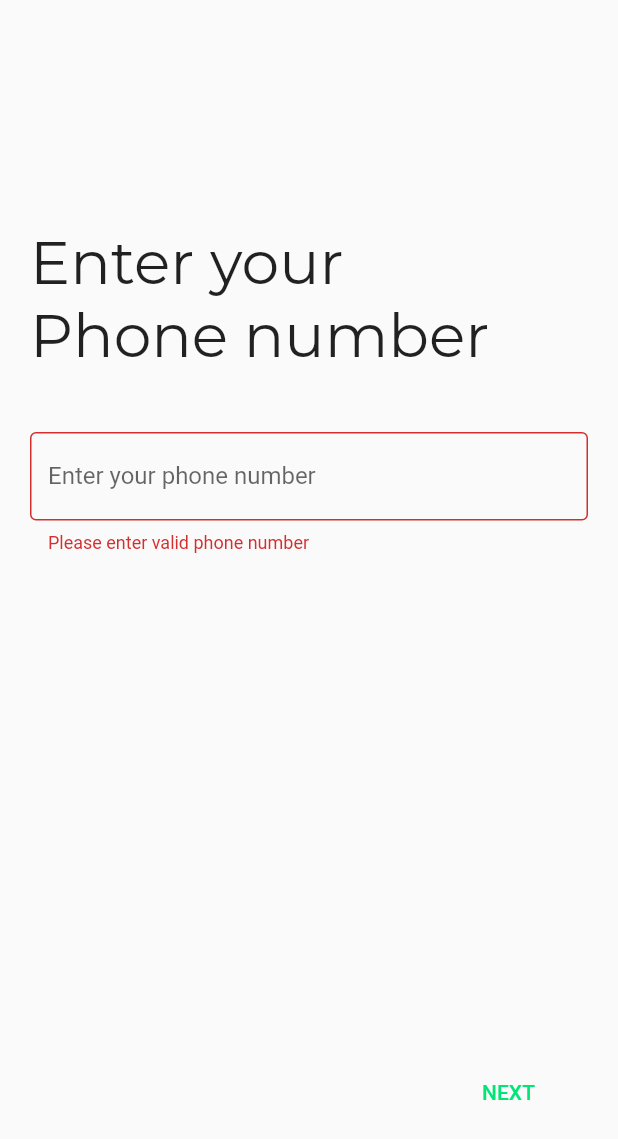
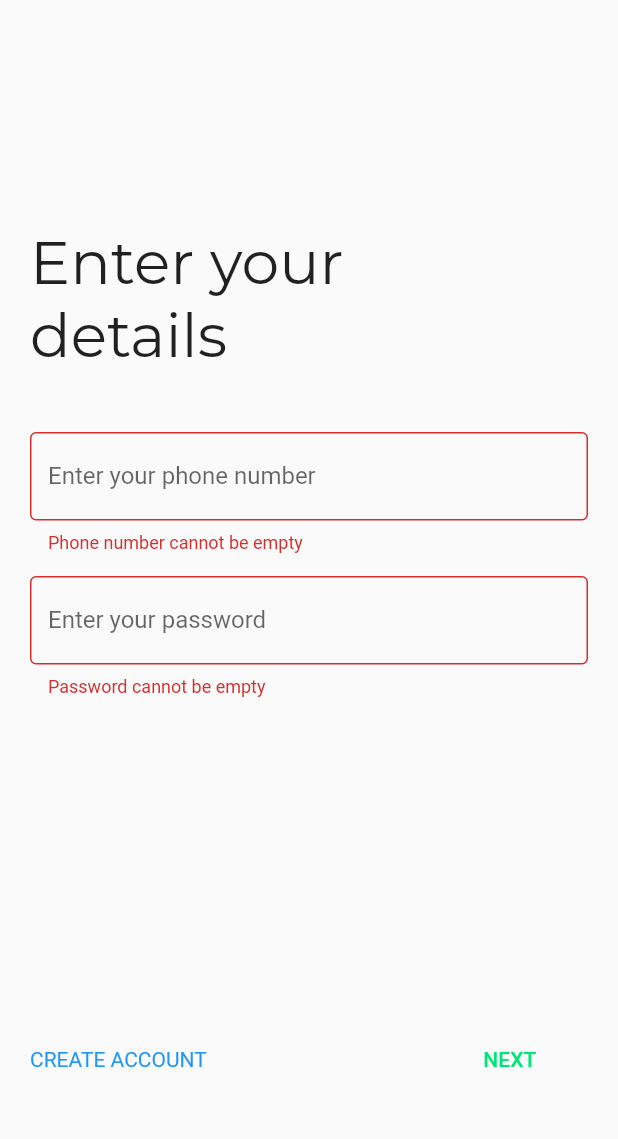
Before and after one commit to CodeMonk643/bbl, a Flutter app: the screen it shows after launch, after a tap on "User", after a tap on "NEXT", on a phone screen of 412 x 824 dp. Shown: the top 1139 px of the screen. Run offline on Flutter 3.47's test engine with Material 2 defaults, Android fonts, the phone set to English and light mode, and no system bars; our stand-ins replace google_fonts, syncfusion_flutter_sliders.

Commit message:
Final App

```diff
--- a/lib/screens/select.dart
+++ b/lib/screens/select.dart
@@ -1,4 +1,4 @@
-import 'package:bbl/screens/driver/login.dart';
+// import 'package:bbl/screens/driver/login.dart';
 import 'package:bbl/screens/user/user_sign.dart';
 import 'package:flutter/material.dart';
 import 'package:bbl/colors.dart';
@@ -12,10 +12,9 @@ class Select extends StatelessWidget {
     return Scaffold(
       body: SafeArea(
         child: Padding(
-          padding: const EdgeInsets.only(top: 300),
+          padding: const EdgeInsets.only(top: 350),
           child: Center(
-            child: Column(
-              children: [
+            child: Column(children: [
               ElevatedButton(
                 onPressed: () {
                   runApp(MaterialApp(
@@ -39,28 +38,28 @@ class Select extends StatelessWidget {
               SizedBox(
                 height: 20,
               ),
-                ElevatedButton(
-                  onPressed: () {
-                    runApp(MaterialApp(
-                      home: Login(),
-                      debugShowCheckedModeBanner: false,
-                      theme: ThemeData(
-                        primarySwatch: primSwat,
-                      ),
-                    ));
-                  },
-                  style: ElevatedButton.styleFrom(
-                      shape: StadiumBorder(),
-                      padding:
-                          EdgeInsets.symmetric(horizontal: 60, vertical: 20)),
-                  child: Text("Driver",
-                      style: GoogleFonts.montserrat(
-                          fontWeight: FontWeight.w700,
-                          color: Colors.white,
-                          fontSize: 25)),
-                )
-              ],
-            ),
+
+              // ],ElevatedButton(
+              //     onPressed: () {
+              //       runApp(MaterialApp(
+              //         home: Login(),
+              //         debugShowCheckedModeBanner: false,
+              //         theme: ThemeData(
+              //           primarySwatch: primSwat,
+              //         ),
+              //       ));
+              //     },
+              //     style: ElevatedButton.styleFrom(
+              //         shape: StadiumBorder(),
+              //         padding:
+              //             EdgeInsets.symmetric(horizontal: 60, vertical: 20)),
+              //     child: Text("Driver",
+              //         style: GoogleFonts.montserrat(
+              //             fontWeight: FontWeight.w700,
+              //             color: Colors.white,
+              //             fontSize: 25)),
+              //   )
+            ]),
           ),
         ),
       ),
--- a/lib/screens/user/user_sign.dart
+++ b/lib/screens/user/user_sign.dart
@@ -1,7 +1,12 @@
+import 'dart:convert';
+
 import 'package:bbl/colors.dart';
-import 'package:bbl/screens/user/user_pass.dart';
+import 'package:bbl/screens/user/schedule.dart';
 import 'package:flutter/material.dart';
 import 'package:google_fonts/google_fonts.dart';
+import 'package:http/http.dart';
+import 'package:bbl/services/auth_model.dart';
+import 'package:bbl/services/success_model.dart';
 
 class UserSign extends StatefulWidget {
   const UserSign({Key? key}) : super(key: key);
@@ -11,13 +16,56 @@ class UserSign extends StatefulWidget {
 }
 
 class _UserSignState extends State<UserSign> {
+  // Future<bool> onBackPressed() {
+  //   return showDialog(context: context, builder: (context)=> AlertDialog(
+  //     title: Text("Do you want to exit the app?"),
+  //     actions: [
+  //       TextButton(onPressed: () {
+  //         Navigator.pop(context, false);
+  //       }, child: Text("NO"))
+  //     ],
+  //   ));
+  // }
   final formkey = GlobalKey<FormState>();
-  var ph;
+  final url = "http://8442-122-161-67-51.ngrok.io/api/user/login";
+
+  void postData() async {
+    try {
+      final response = await post(Uri.parse(url),
+          headers: <String, String>{
+            "Content-Type": "application/json; charset=UTF-8"
+          },
+          body: jsonEncode(
+              <String, String>{"phone": ph, "password": pass.toString()}));
+
+      print(response.body);
+      final resp = jsonDecode(response.body);
+      // print(resp["success"]);
+      // print(SuccessLog[0]);
+      // print(resp["authtoken"]);
+      if (resp["success"] == SuccessLog[0].success) {
+        runApp(MaterialApp(
+            home: Schedule(),
+            debugShowCheckedModeBanner: false,
+            theme: ThemeData(primarySwatch: primSwat)));
+        // print(auth_token.authtoken);
+        auth_token.add(
+          auth(authtoken: resp["authtoken"]),
+        );
+        for (var item in auth_token) {
+          print(item.authtoken);
+        }
+      } else {
+        print("Error! Please Enter correct details");
+      }
+    } catch (er) {}
+  }
+
+  var ph, pass;
   @override
   Widget build(BuildContext context) {
     return Scaffold(
-      body: SingleChildScrollView(
-        child: SafeArea(
+      body: SafeArea(
           child: Padding(
               padding: EdgeInsets.only(top: 150),
               child: Column(
@@ -26,7 +74,7 @@ class _UserSignState extends State<UserSign> {
                     children: [
                       SizedBox(width: 20),
                       Text(
-                          "Enter your\nPhone number",
+                        "Enter your\ndetails",
                         style: GoogleFonts.montserrat(fontSize: 40),
                       ),
                     ],
@@ -45,12 +93,29 @@ class _UserSignState extends State<UserSign> {
                               decoration: InputDecoration(
                                   border: OutlineInputBorder(),
                                   labelText: "Enter your phone number"),
-                                onSaved: (value) {
+                              onChanged: (value) {
                                 ph = value;
                               },
                               validator: (value) {
                                 if (value!.isEmpty) {
-                                    return "Please enter valid phone number";
+                                  return "Phone number cannot be empty";
+                                }
+                                return null;
+                              }),
+                          SizedBox(
+                            height: 15,
+                          ),
+                          TextFormField(
+                              decoration: InputDecoration(
+                                  border: OutlineInputBorder(),
+                                  labelText: "Enter your password"),
+                              obscureText: true,
+                              onSaved: (value) {
+                                pass = value;
+                              },
+                              validator: (value) {
+                                if (value!.isEmpty) {
+                                  return "Password cannot be empty";
                                 }
                                 return null;
                               }),
@@ -59,27 +124,23 @@ class _UserSignState extends State<UserSign> {
                     ),
                   ),
                   SizedBox(
-                      height: 295,
+                    height: 177,
                   ),
                   Padding(
                     padding: const EdgeInsets.all(20.0),
                     child: Row(
                       children: [
-                          SizedBox(
-                            width: 287,
+                        Text(
+                          "CREATE ACCOUNT",
+                          style: TextStyle(color: Colors.blue),
                         ),
+                        SizedBox(width: 170),
                         TextButton(
                             onPressed: () {
                               if (formkey.currentState!.validate()) {
                                 formkey.currentState!.save();
-                                  print("Phone: $ph");
-                                  runApp(MaterialApp(
-                                    home: Pass(),
-                                    debugShowCheckedModeBanner: false,
-                                    theme: ThemeData(
-                                      primarySwatch: primSwat,
-                                    ),
-                                  ));
+                                // print(ph);
+                                postData();
                               }
                             },
                             child: Text(
@@ -91,7 +152,6 @@ class _UserSignState extends State<UserSign> {
                   )
                 ],
               ))),
-      ),
     );
   }
 }
--- /dev/null
+++ b/lib/services/auth_model.dart
@@ -0,0 +1,8 @@
+class auth {
+  String? authtoken;
+  auth({this.authtoken});
+}
+
+List<auth> auth_token = [
+  auth(authtoken: "KonBanegaDon"),
+];
--- /dev/null
+++ b/lib/services/response_model.dart
@@ -0,0 +1,10 @@
+class Response {
+  String? UserID;
+  String? WasteType;
+  String? Amount;
+  Response({this.UserID, this.WasteType, this.Amount});
+}
+
+List<Response> resp = [
+  Response(UserID: "konBanegaCrorepati", WasteType: "1", Amount: "27"),
+];
--- /dev/null
+++ b/lib/services/success_model.dart
@@ -0,0 +1,9 @@
+class AppSuccess {
+  bool? success;
+  AppSuccess({this.success});
+}
+
+List<AppSuccess> SuccessLog = [
+  AppSuccess(success: true),
+  AppSuccess(success: false),
+];
--- a/pubspec.yaml
+++ b/pubspec.yaml
@@ -35,9 +35,11 @@ dependencies:
   http: ^0.13.4
 
 
+
   # The following adds the Cupertino Icons font to your application.
   # Use with the CupertinoIcons class for iOS style icons.
   cupertino_icons: ^1.0.2
+  provider: ^6.0.2
 
 dev_dependencies:
   flutter_test:
```
Also changed, not shown: lib/model/myData.dart (added, +40 -0 lines), lib/screens/user/schedule.dart (+52 -29 lines), pubspec.lock, 1 other file. Lines whose indentation alone changed are shown as unchanged.
